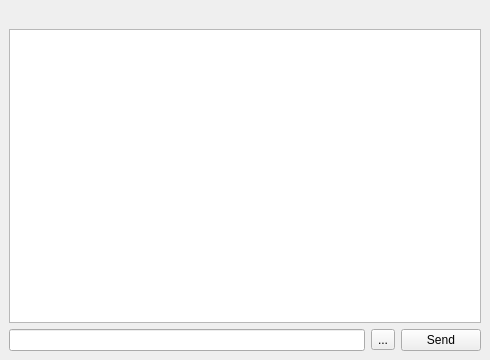
Before: the Qt Designer form widgets/chatwidget.ui in xmpp-graveyard/jabbim, drawn with Qt 5.
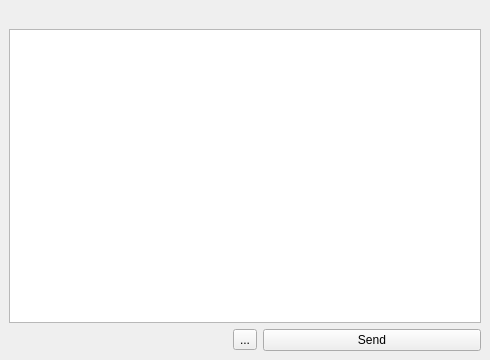
After: the same form once the commit is applied. Icons and pictures are not drawn.

Patch:
```diff
--- a/widgets/chatwidget.ui
+++ b/widgets/chatwidget.ui
@@ -82,9 +82,6 @@
      </property>
     </widget>
    </item>
-   <item row="2" column="0" >
-    <widget class="QLineEdit" name="line" />
-   </item>
   </layout>
  </widget>
  <resources/>
```
